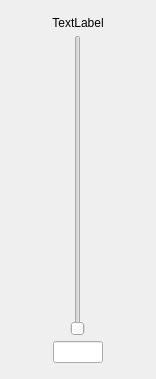
Old version of the form src/designer/slider.ui in the repository pade/qsound.
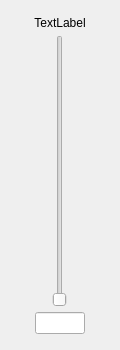
New version of the form.

Commit message: Use slider from QtDesigner

What changed in the file:
```diff
--- a/src/designer/slider.ui
+++ b/src/designer/slider.ui
@@ -6,8 +6,8 @@
    <rect>
     <x>0</x>
     <y>0</y>
-    <width>156</width>
-    <height>379</height>
+    <width>120</width>
+    <height>350</height>
    </rect>
   </property>
   <property name="windowTitle">
```
Left out of the diff: 1 changed line with no effect on the pictures. The commit also changes 2 other files.
